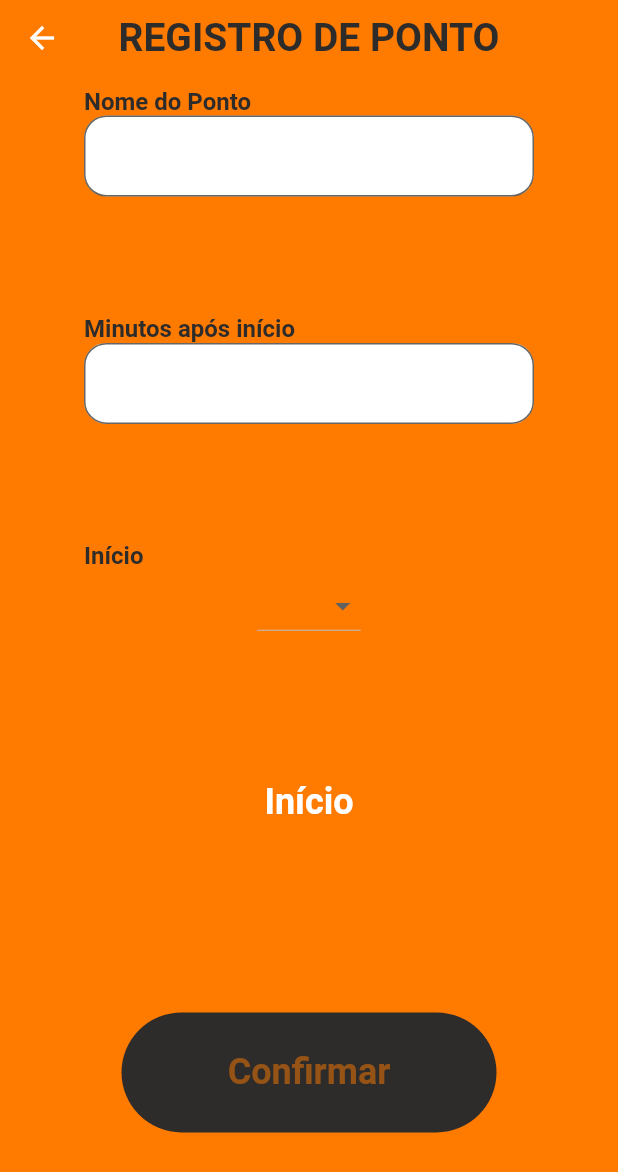
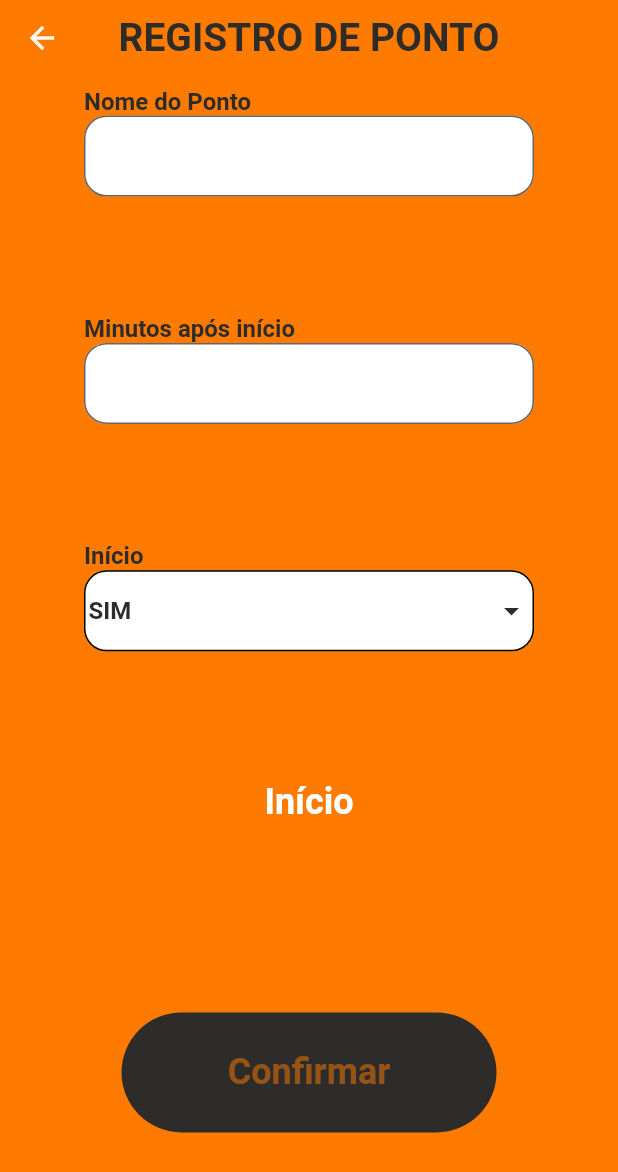
Before and after one commit to rodolfo-kunzel/Corrida-Regularidade, a Flutter app: the StopRegisterView screen opened directly, on a phone screen of 412 x 824 dp. Shown: the top 1172 px of the screen. Run offline on Flutter 3.47's test engine with Material 2 defaults, Android fonts, the phone set to English and light mode, and no system bars; our stand-ins replace cloud_firestore, firebase_core, flutter_mobx, google_fonts, mobx; accounts and stored records are empty; generated files the repository leaves out were written again.

Commit message:
stop-regiter-correction
stop registration working and working on iphone

```diff
--- a/lib/features/stop_register_page/view/stop_register_view.dart
+++ b/lib/features/stop_register_page/view/stop_register_view.dart
@@ -75,7 +75,7 @@ class StopRegisterView extends StatelessWidget {
                         ),
                         Observer(builder: (_) {
                           return AppTextfield(
-                            onChanged: _controller.changeStopName,
+                            onChanged: _controller.changeMinutesSinceStart,
                           );
                         }),
                       ],
@@ -106,14 +106,41 @@ class StopRegisterView extends StatelessWidget {
                           ),
                         ),
                         Observer(builder: (_) {
-                          return DropdownButton(items: <String>['One', 'Two', 'Free', 'Four',"dddd","ffff","ddddd","fwd","sdfs",]
-          .map<DropdownMenuItem<String>>((String value) {
-        return DropdownMenuItem<String>(
-          value: value,
-          child: Text(value,),
-        );
-      }).toList(),
-      onChanged: _controller.changeDropDownValue,);
+                          return Container(
+                            height: 54,
+                            decoration: BoxDecoration(
+                                border: Border.all(),
+                                color: AppConstantColors.appWhite,
+                                borderRadius: BorderRadius.circular(15)),
+                            child: Padding(
+                              padding: const EdgeInsets.all(2.0),
+                              child: DropdownButton(
+                                style: GoogleFonts.roboto(
+                                    fontWeight: FontWeight.bold,
+                                    fontSize: 16,
+                                    color: AppConstantColors.appBlack),
+                                iconEnabledColor: AppConstantColors.appBlack,
+                                iconDisabledColor: AppConstantColors.appBlack,
+                                isExpanded: true,
+                                items: <String>[
+                                  "SIM",
+                                  "NÃO"
+                                ].map<DropdownMenuItem<String>>((String value) {
+                                  return DropdownMenuItem<String>(
+                                    value: value,
+                                    child: Text(value,
+                                        style: GoogleFonts.roboto(
+                                            fontWeight: FontWeight.bold,
+                                            fontSize: 16,
+                                            color: AppConstantColors.appBlack)),
+                                  );
+                                }).toList(),
+                                onChanged: _controller.changeDropDownValue,
+                                value: _controller.dropDownValue,
+                                underline: const SizedBox(),
+                              ),
+                            ),
+                          );
                         }),
                       ],
                     ),
@@ -142,7 +169,9 @@ class StopRegisterView extends StatelessWidget {
                   flex: 8,
                   child: AppButton(
                     onTap: () {
-                      _controller.allInputsValid ? _controller.stopRegister() : null;
+                      _controller.allInputsValid
+                          ? _controller.stopRegister()
+                          : null;
                     },
                     bottonBackgroud: _controller.allInputsValid
                         ? AppConstantColors.appBlack
--- a/lib/my_app.dart
+++ b/lib/my_app.dart
@@ -1,7 +1,5 @@
-import 'package:corrida_de_regulariodade_flutter/features/home_page/home_view.dart';
+import 'package:corrida_de_regulariodade_flutter/features/home_page/view/home_view.dart';
 import 'package:flutter/material.dart';
-
-import 'features/car_register_page/view/car_register_view.dart';
 
 class MyApp extends StatelessWidget {
   const MyApp({Key? key}) : super(key: key);
```
Also changed, not shown: lib/features/home_page/view/home_view.dart (renamed from lib/features/home_page/home_view.dart, +7 -0 lines), lib/features/race_page/controller/race_page_controller.dart (added, +8 -0 lines), lib/features/race_page/view/race_page_view.dart (added, +108 -0 lines), lib/features/stop_register_page/controller/stop_register_controller.dart (+20 -8 lines), lib/features/home_page/controller/home_controller.dart (renamed from lib/features/home_page/home_controller.dart), lib/features/home_page/controller/home_controller.g.dart (renamed from lib/features/home_page/home_controller.g.dart), lib/features/race_page/controller/race_page_controller.g.dart (added), lib/features/stop_register_page/controller/stop_register_controller.g.dart, pubspec.lock, 6 other files.
